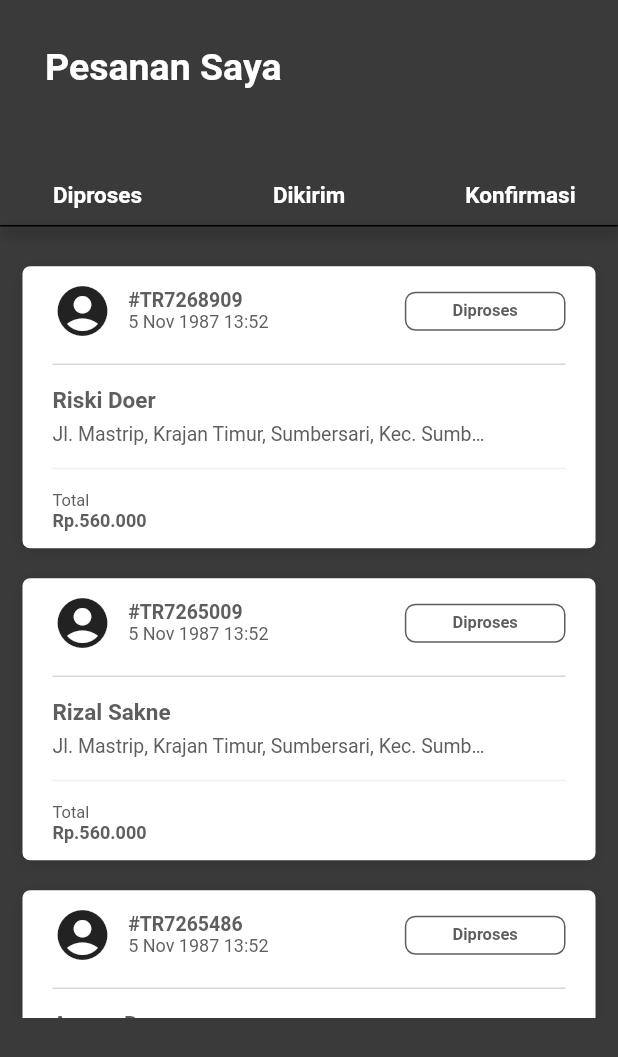
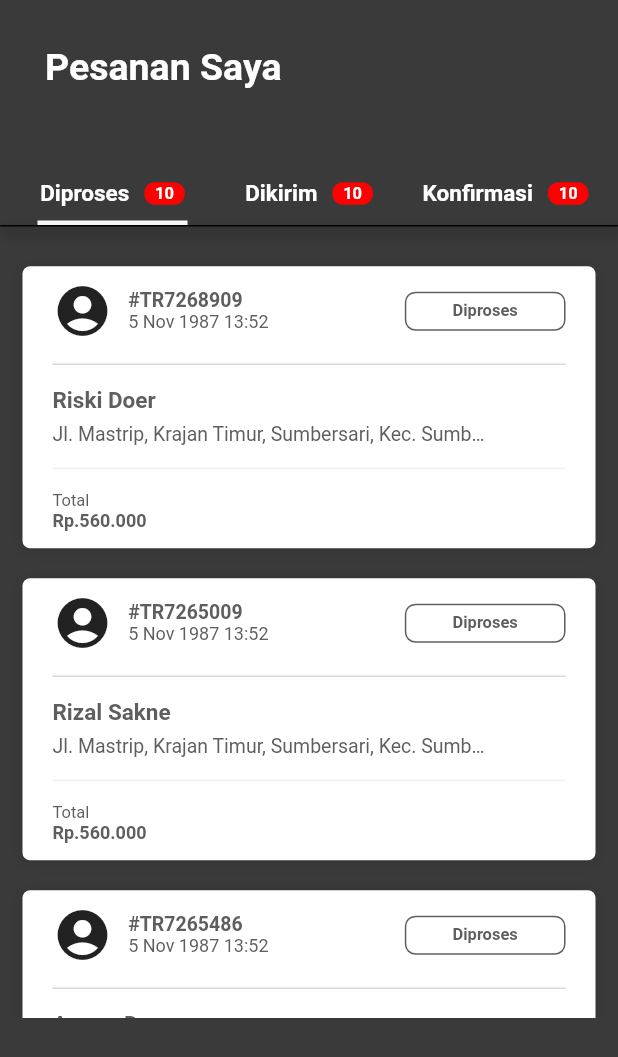
Before and after one commit to FathurrahmanDwiK2002/WG-Optical-Mobile, a Flutter app: the pesananSaya screen opened directly, on a phone screen of 412 x 824 dp. Shown: the top 1057 px of the screen. Run offline on Flutter 3.47's test engine with Material 2 defaults, Android fonts, the phone set to English and light mode, and no system bars; our stand-ins replace get, hive, hive_flutter, image_picker, modal_bottom_sheet, snippet_coder_utils; accounts and stored records are empty; Roboto replaces fonts that are missing (Montserrat).

Commit message:
Update Responsive

```diff
--- a/lib/pesanan_saya/pesananSaya.dart
+++ b/lib/pesanan_saya/pesananSaya.dart
@@ -141,6 +141,55 @@ class _pesananSayaState extends State<pesananSaya>
               ],
             ),
           ),
+          // Container(
+          //   width: screenWidth / 3,
+          //   height: 44,
+          //   child: TabBar(controller: tabController, tabs: [
+          //     Container(
+          //       child: Row(
+          //         children: [
+          //           Center(
+          //             child: Row(
+          //               mainAxisAlignment: MainAxisAlignment.center,
+          //               children: [
+          //                 Text(
+          //                   "Diproses",
+          //                   style: TextStyle(
+          //                     color: Colors.white,
+          //                     fontSize: 15.0,
+          //                     fontWeight: FontWeight.w600,
+          //                   ),
+          //                 ),
+          //                 SizedBox(
+          //                   width: 10,
+          //                 ),
+          //                 Container(
+          //                   width: 27,
+          //                   height: 15,
+          //                   decoration: BoxDecoration(
+          //                     borderRadius: BorderRadius.circular(7),
+          //                     color: Color(0xffff0000),
+          //                   ),
+          //                   child: Center(
+          //                     child: Text(
+          //                       "10",
+          //                       style: TextStyle(
+          //                         color: Colors.white,
+          //                         fontSize: 11,
+          //                         fontFamily: "Montserrat",
+          //                         fontWeight: FontWeight.w600,
+          //                       ),
+          //                     ),
+          //                   ),
+          //                 )
+          //               ],
+          //             ),
+          //           ),
+          //         ],
+          //       ),
+          //     )
+          //   ]),
+          // ),
           Container(
             width: screenWidth - 30.0,
             child: Row(
@@ -180,7 +229,7 @@ class _pesananSayaState extends State<pesananSaya>
 
   Widget _buildSizeButton(String title, int index) {
     return AnimatedContainer(
-      duration: Duration(seconds: 4),
+      duration: Duration(seconds: 10),
       curve: Curves.easeIn,
       child: GestureDetector(
         onTap: () {
@@ -191,12 +240,20 @@ class _pesananSayaState extends State<pesananSaya>
         },
         child: Container(
           height: 40.0,
-          width: 100.0,
-          decoration: BoxDecoration(
-            borderRadius: BorderRadius.circular(10.0),
+          width: 120.0,
+          // color: Colors.amber,
+          child: Center(
+            child: Column(
+              children: [
+                SizedBox(
+                  height: 10,
                 ),
-          child: Center(
-            child: Text(
+                Expanded(
+                  flex: 6,
+                  child: Row(
+                    mainAxisAlignment: MainAxisAlignment.center,
+                    children: [
+                      Text(
                         title,
                         style: TextStyle(
                           color: Colors.white,
@@ -204,6 +261,44 @@ class _pesananSayaState extends State<pesananSaya>
                           fontWeight: FontWeight.w600,
                         ),
                       ),
+                      SizedBox(
+                        width: 10,
+                      ),
+                      Container(
+                        width: 27,
+                        height: 15,
+                        decoration: BoxDecoration(
+                          borderRadius: BorderRadius.circular(7),
+                          color: Color(0xffff0000),
+                        ),
+                        child: Center(
+                          child: Text(
+                            "10",
+                            style: TextStyle(
+                              color: Colors.white,
+                              fontSize: 11,
+                              fontFamily: "Montserrat",
+                              fontWeight: FontWeight.w600,
+                            ),
+                          ),
+                        ),
+                      )
+                    ],
+                  ),
+                ),
+                Expanded(flex: 3, child: Container()),
+                Expanded(
+                  flex: 1,
+                  child: Container(
+                    width: 100,
+                    decoration: BoxDecoration(
+                        color: index == counter
+                            ? Colors.white
+                            : Colors.transparent),
+                  ),
+                )
+              ],
+            ),
           ),
         ),
       ),
```
Also changed, not shown: lib/home/screens/pageNotifications.dart (+14 -7 lines), lib/home/widget/searchBar.dart (+8 -17 lines), lib/page_profile/profile.dart (+4 -13 lines), lib/pesanan_saya/screen/detailPesanan.dart (+10 -2 lines), lib/riwayat/page_riwayat.dart (+8 -6 lines). Lines whose indentation alone changed are shown as unchanged.
